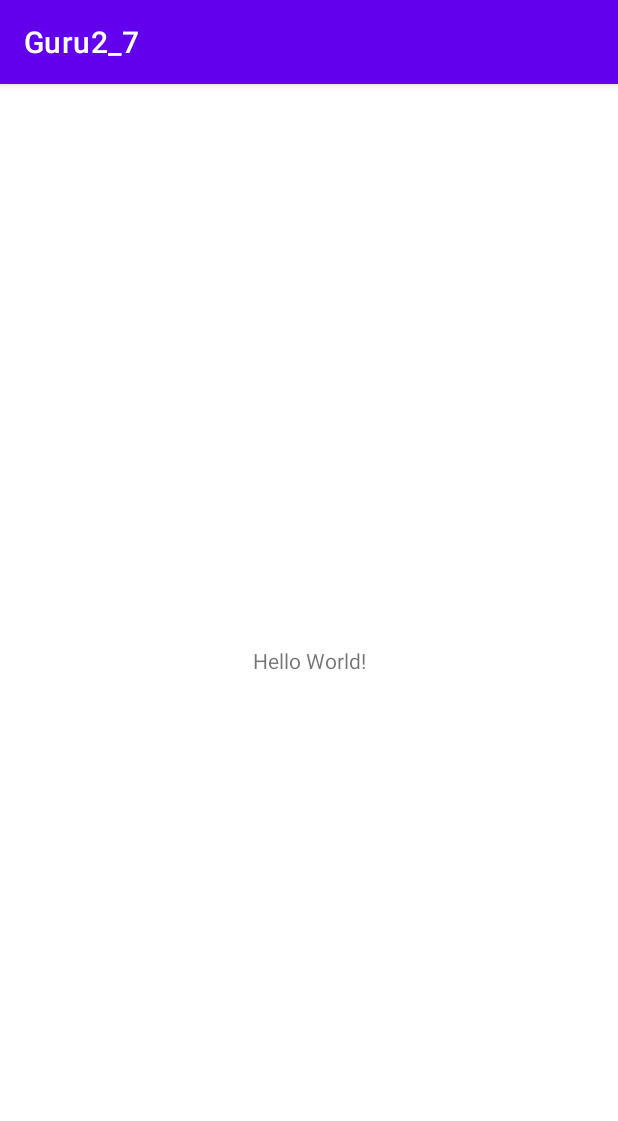
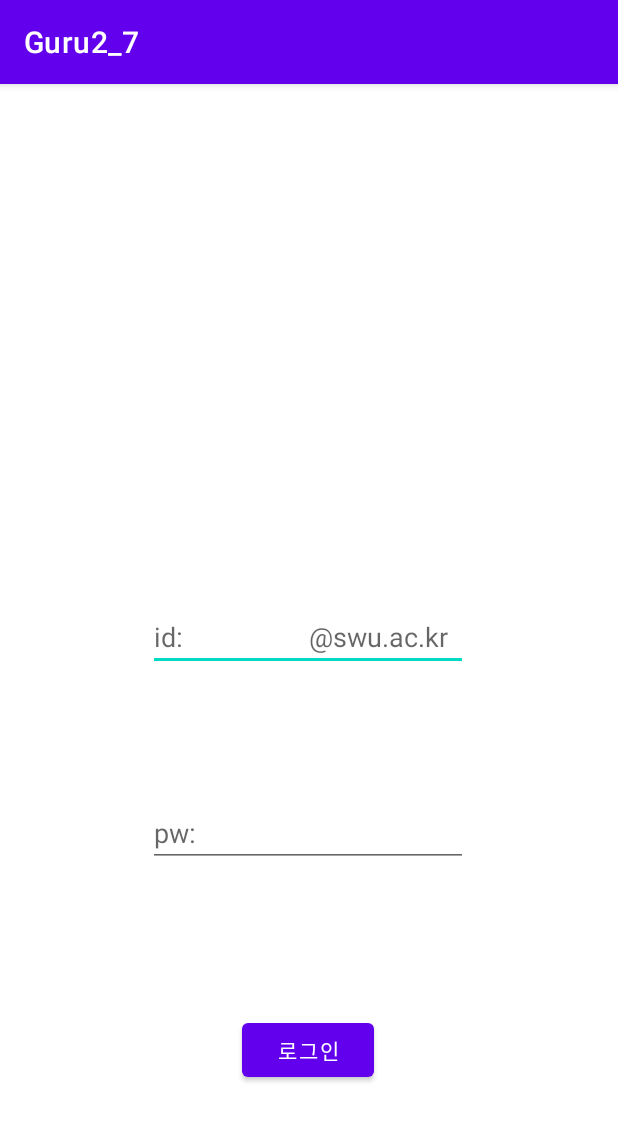
Before and after one commit to eunji-woo/Guru2_7, an Android app: the screen it shows after launch (MainActivity), on a phone screen of 412 x 824 dp. Shown: the top 1121 px of the screen. Run offline under Robolectric (Android 15) with nearby library versions, the phone set to English and light mode, and no system bars.

Commit message:
로그인 base 추가

```diff
--- a/app/src/main/java/com/example/guru2_7/MainActivity.kt
+++ b/app/src/main/java/com/example/guru2_7/MainActivity.kt
@@ -2,10 +2,28 @@ package com.example.guru2_7
 
 import androidx.appcompat.app.AppCompatActivity
 import android.os.Bundle
+import android.widget.Button
+import android.widget.EditText
 
 class MainActivity : AppCompatActivity() {
+    lateinit var LoginButton: Button
+    lateinit var idEdittext: EditText
+    lateinit var pwEdittext: EditText
+
+
     override fun onCreate(savedInstanceState: Bundle?) {
         super.onCreate(savedInstanceState)
         setContentView(R.layout.activity_main)
+
+        LoginButton=findViewById(R.id.LoginButton)
+        idEdittext=findViewById(R.id.idEdittext)
+        pwEdittext=findViewById(R.id.pwEdittext)
+
+
+        /*DBManager = DBManager(this, "personal", null, 1)*/
+
+        LoginButton.setOnClickListener {
+
+        }
     }
 }
--- a/app/src/main/res/layout/activity_main.xml
+++ b/app/src/main/res/layout/activity_main.xml
@@ -4,15 +4,65 @@
     xmlns:tools="http://schemas.android.com/tools"
     android:layout_width="match_parent"
     android:layout_height="match_parent"
-    tools:context=".MainActivity">
+    tools:context=".LoginActivity">
 
-    <TextView
+    <EditText
+        android:id="@+id/idEdittext"
         android:layout_width="wrap_content"
         android:layout_height="wrap_content"
-        android:text="Hello World!"
-        app:layout_constraintBottom_toBottomOf="parent"
-        app:layout_constraintLeft_toLeftOf="parent"
-        app:layout_constraintRight_toRightOf="parent"
+        android:layout_marginTop="300dp"
+        android:layout_marginBottom="20dp"
+        android:ems="10"
+        android:hint="id:                  @swu.ac.kr"
+        android:inputType="textPersonName"
+        app:layout_constraintBottom_toTopOf="@+id/pwEdittext"
+        app:layout_constraintEnd_toEndOf="parent"
+        app:layout_constraintHorizontal_bias="0.497"
+        app:layout_constraintStart_toStartOf="parent"
         app:layout_constraintTop_toTopOf="parent" />
 
+    <EditText
+        android:id="@+id/pwEdittext"
+        android:layout_width="wrap_content"
+        android:layout_height="wrap_content"
+        android:layout_marginTop="20dp"
+        android:layout_marginEnd="100dp"
+        android:layout_marginBottom="200dp"
+        android:ems="10"
+        android:hint="pw:"
+        android:inputType="textPersonName"
+        app:layout_constraintBottom_toBottomOf="parent"
+        app:layout_constraintEnd_toEndOf="parent"
+        app:layout_constraintStart_toStartOf="@+id/idEdittext"
+        app:layout_constraintTop_toBottomOf="@+id/idEdittext" />
+
+    <Button
+        android:id="@+id/LoginButton"
+        android:layout_width="wrap_content"
+        android:layout_height="wrap_content"
+        android:layout_marginTop="20dp"
+        android:layout_marginBottom="100dp"
+        android:text="로그인"
+        app:layout_constraintBottom_toBottomOf="parent"
+        app:layout_constraintEnd_toEndOf="parent"
+        app:layout_constraintHorizontal_bias="0.498"
+        app:layout_constraintStart_toStartOf="parent"
+        app:layout_constraintTop_toBottomOf="@+id/pwEdittext"
+        app:layout_constraintVertical_bias="1.0" />
+
+    <ImageView
+        android:id="@+id/LoginImage"
+        android:layout_width="wrap_content"
+        android:layout_height="wrap_content"
+        android:layout_marginStart="36dp"
+        android:layout_marginTop="100dp"
+        android:layout_marginEnd="147dp"
+        android:layout_marginBottom="46dp"
+        app:layout_constraintBottom_toTopOf="@+id/idEdittext"
+        app:layout_constraintEnd_toEndOf="parent"
+        app:layout_constraintHorizontal_bias="1.0"
+        app:layout_constraintStart_toStartOf="@+id/idEdittext"
+        app:layout_constraintTop_toTopOf="parent"
+        app:layout_constraintVertical_bias="1.0"
+        tools:srcCompat="@tools:sample/avatars" />
 </androidx.constraintlayout.widget.ConstraintLayout>
```
